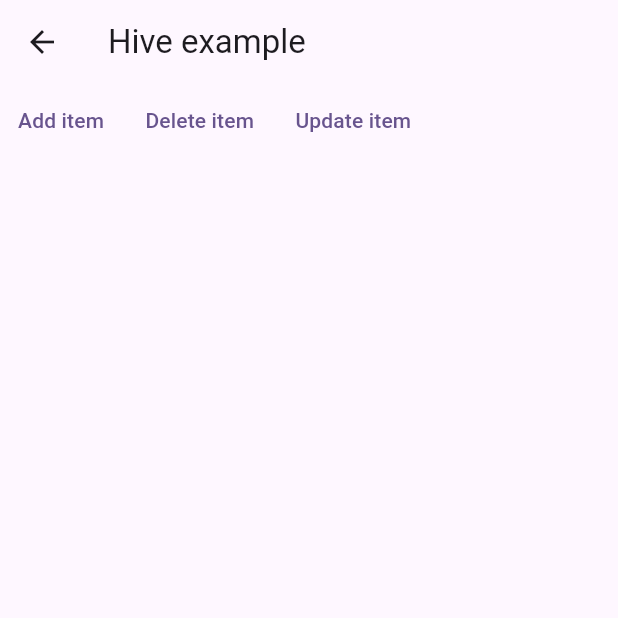
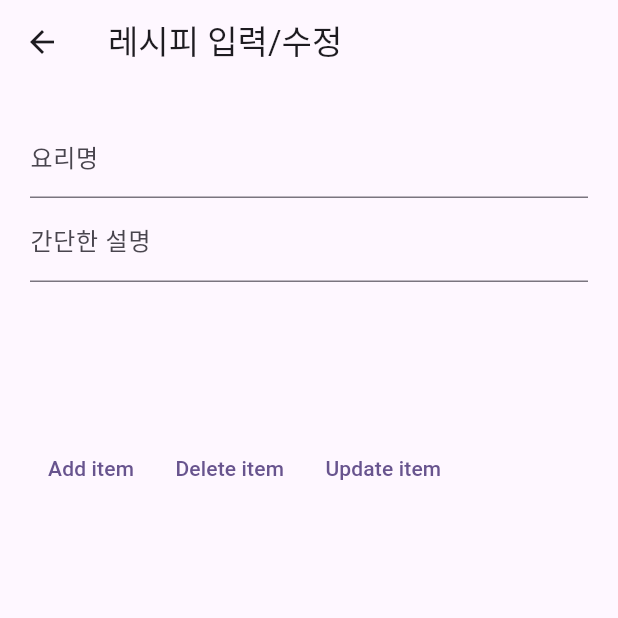
Before and after one commit to KwonSoHyeun/flutter_grams, a Flutter app: the screen it shows after launch, after a tap on the "add" icon, on a phone screen of 412 x 824 dp, the top half of it. Run offline on Flutter 3.47's test engine with Material 2 defaults, Android fonts, the phone set to English and light mode, and no system bars; our stand-ins replace hive, hive_flutter, logger; accounts and stored records are empty; generated files the repository leaves out were written again.

Commit message:
UI 화면 구성, 이름 및 설명 입력하여 목록에 보여주는 기능 구현 됨.

```diff
--- a/lib/main.dart
+++ b/lib/main.dart
@@ -1,33 +1,31 @@
-import 'dart:developer';
-
 import 'package:flutter/material.dart';
-import 'package:grams/model/cookery.dart';
 import 'package:grams/screen/EditCookery.dart';
 import 'package:grams/services/HiveRepository.dart';
-import 'package:hive_flutter/hive_flutter.dart';
+import 'package:hive_flutter/adapters.dart';
+import 'package:logger/logger.dart';
 
-import 'package:logger/logger.dart';
+import 'model/cookery.dart';
 
 var logger = Logger(
   printer: PrettyPrinter(),
 );
 
 Future<void> main() async {
+  await Hive.initFlutter();
+  Hive.registerAdapter(CookeryAdapter());
+  await HiveRepository.openBox();
 
-  //await Hive.initFlutter();
-  //Hive.registerAdapter(CookeryAdapter());
-
-  //HiveRepository.cookeryBox.put("title", "value1");
   runApp(const MyApp());
 }
 
 @override
-void initState(){
+void initState() {
   logger.d("ksh first");
 }
 
 class MyApp extends StatelessWidget {
   const MyApp({super.key});
+
   @override
   Widget build(BuildContext context) {
     return MaterialApp(
@@ -59,18 +57,36 @@ class _MyHomePageState extends State<MyHomePage> {
         backgroundColor: Theme.of(context).colorScheme.inversePrimary,
         title: Text(widget.title),
       ),
-      body: const Center(
-        child: Column(
-          mainAxisAlignment: MainAxisAlignment.center,
-          children: <Widget>[
-            Text(
-              'You have pushed the button this many times:',
-            ),
-          ],
-        ),
-      ),
+      body: Center(
+          child: Column(
+        children: [
+          Expanded(
+              child: ValueListenableBuilder(
+            valueListenable: HiveRepository.cookeryBox.listenable(),
+            builder: (BuildContext context, Box<Cookery> box, Widget? child) {
+              List<Cookery> cookerys = HiveRepository.getAll();
+
+              if (cookerys.isEmpty) return const SizedBox();
+
+              return ListView.separated(
+                  itemBuilder: (context, index) {
+                    Cookery cookery = cookerys[index];
+                    return ListTile(
+                      title: Text(cookery.title),
+                      subtitle: Text(cookery.desc),
+                    );
+                  },
+                  separatorBuilder: (BuildContext context, int index) {
+                    return const Divider();
+                  },
+                  itemCount: HiveRepository.cookeryBox.length);
+            },
+          )),
+        ],
+      )),
+
       floatingActionButton: FloatingActionButton(
-        onPressed:(){
+        onPressed: () {
           _navigateToEditScreen(context);
         },
         tooltip: 'Increment',
@@ -80,6 +96,7 @@ class _MyHomePageState extends State<MyHomePage> {
   }
 
   void _navigateToEditScreen(BuildContext context) {
-    Navigator.of(context).push(MaterialPageRoute(builder: (context) => EditCookery()));
+    Navigator.of(context)
+        .push(MaterialPageRoute(builder: (context) => EditCookery()));
   }
 }
--- a/lib/screen/EditCookery.dart
+++ b/lib/screen/EditCookery.dart
@@ -1,23 +1,25 @@
 import 'package:flutter/material.dart';
 import 'package:grams/services/HiveRepository.dart';
-import 'package:hive/hive.dart';
 import 'package:hive_flutter/hive_flutter.dart';
+
 import '../model/cookery.dart';
 import '../model/ingredient.dart';
 
 class EditCookery extends StatefulWidget {
+  const EditCookery({super.key});
+
   @override
-  _EditCookeryState createState() => _EditCookeryState();
+  State<EditCookery> createState() => _EditCookeryState();
 }
 
 class _EditCookeryState extends State<EditCookery> {
-  //late HiveRepository _personBox;
+  final titleController = TextEditingController();
+  final descController = TextEditingController();
 
   @override
   void initState() {
     // TODO: implement initState
     super.initState();
-
     _openBox();
   }
 
@@ -30,21 +32,24 @@ class _EditCookeryState extends State<EditCookery> {
 
   Future<void> onAddPress() async {
     Ingredient ing = Ingredient(name: "name", count: 1, unit: "gram");
-    Cookery personModel =
-        Cookery(title: "title1", desc: "aaaaa", ingredients: null);
+    Cookery personModel = Cookery(
+        title: titleController.text,
+        desc: descController.text,
+        ingredients: null);
     await HiveRepository.add(personModel);
   }
 
-  Future<void> onUpdatePress(BuildContext context) async{
-    Cookery item = await HiveRepository.getAtIndex(0);
-    if(!mounted) return;
+  Future<void> onUpdatePress(BuildContext context) async {
+    Cookery item = await HiveRepository.getAtIndex(1);
+    int size = await HiveRepository.getAll().length;
+    if (!mounted) return;
     showDialog(
         context: context,
         barrierDismissible: true, //바깥 영역 터치시 닫을지 여부 결정
         builder: ((context) {
           return AlertDialog(
             title: Text("제목"),
-            content: Text(item.title + item.desc),
+            content: Text(item.title + item.desc + " size:" + size.toString()),
             actions: <Widget>[
               Container(
                 child: ElevatedButton(
@@ -57,17 +62,33 @@ class _EditCookeryState extends State<EditCookery> {
             ],
           );
         }));
-
   }
 
   @override
   Widget build(BuildContext context) {
     return Scaffold(
         appBar: AppBar(
-        title: Text("Hive example"),
+          title: Text("레시피 입력/수정"),
         ),
-      body: Column(
+        body: Padding(
+          padding: const EdgeInsets.all(20),
+          child: Column(
             children: <Widget>[
+              Column(
+                children: [
+                  TextField(
+                    controller: titleController,
+                    decoration: const InputDecoration(labelText: '요리명'),
+                    keyboardType: TextInputType.text,
+                  ),
+                  TextField(
+                    controller: descController,
+                    decoration: const InputDecoration(labelText: '간단한 설명'),
+                    keyboardType: TextInputType.text,
+                  )
+                ],
+              ),
+              const Padding(padding: EdgeInsets.all(50)),
               Row(
                 children: <Widget>[
                   TextButton(
@@ -90,6 +111,6 @@ class _EditCookeryState extends State<EditCookery> {
               )
             ],
           ),
-    );
+        ));
   }
 }
```
Lines whose indentation alone changed are shown as unchanged.
